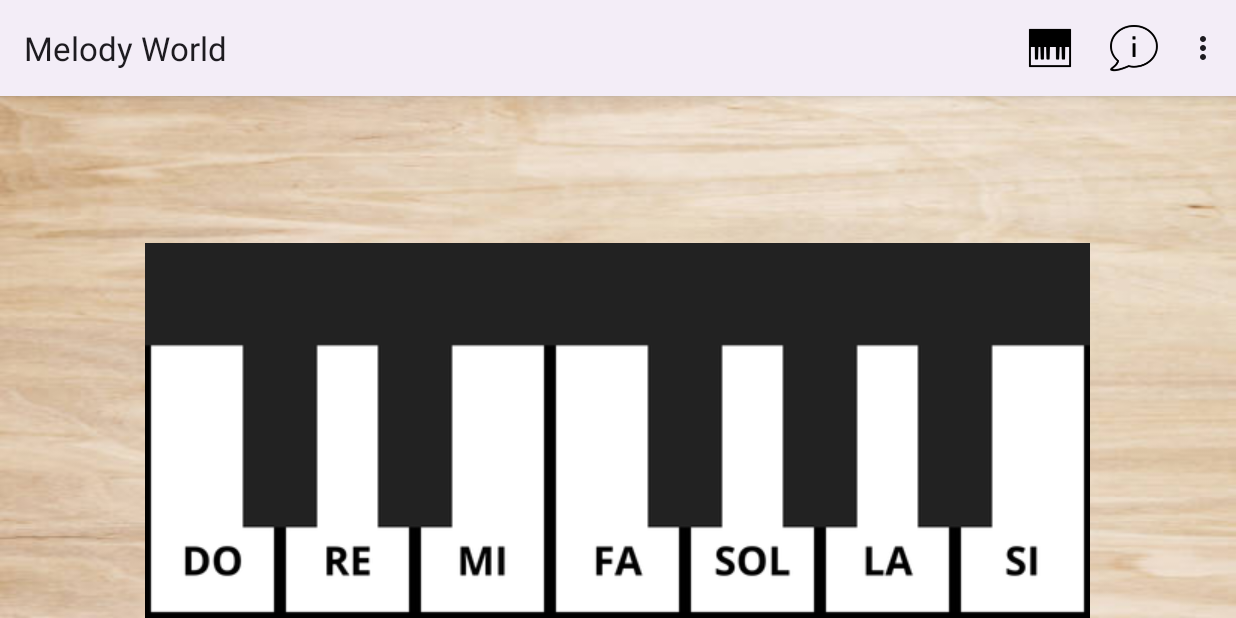
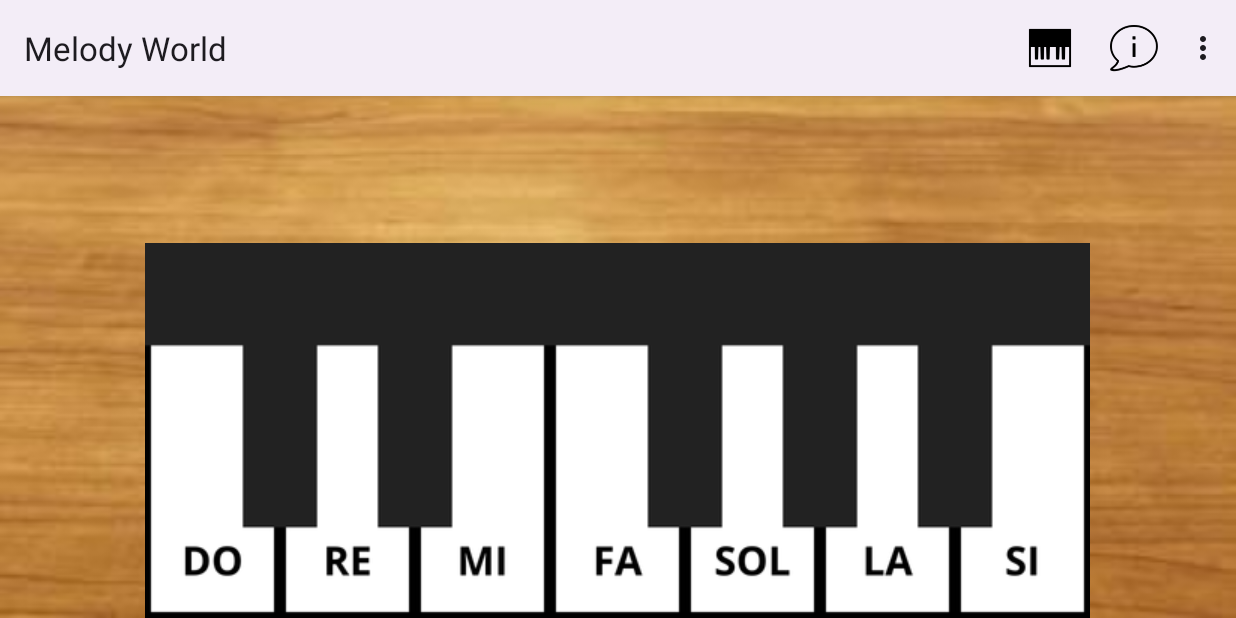
Before and after one commit to julissadiaz22/Aplicacion-Piano, an Android app: the screen it shows after launch (MainActivity), on a phone screen of 824 x 412 dp (held sideways). Run offline under Robolectric (Android 15) with nearby library versions, the light colour scheme and no system bars.

Commit message:
retoques en el fondo

```diff
--- a/app/src/main/res/layout-land/activity_main.xml
+++ b/app/src/main/res/layout-land/activity_main.xml
@@ -2,7 +2,7 @@
     android:id="@+id/main"
     android:layout_width="match_parent"
     android:layout_height="match_parent"
-    android:background="@drawable/fondoap"
+    android:background="@drawable/fondap"
     android:gravity="bottom|center"
     android:orientation="horizontal"
     android:padding="16dp">
--- a/app/src/main/res/layout/activity_acercade.xml
+++ b/app/src/main/res/layout/activity_acercade.xml
@@ -5,7 +5,7 @@
     android:id="@+id/main"
     android:layout_width="match_parent"
     android:layout_height="match_parent"
-    android:background="@drawable/fondoap"
+    android:background="@drawable/fondap"
     android:orientation="vertical"
     android:padding="16dp">
 
--- a/app/src/main/res/layout/activity_piano_infantil.xml
+++ b/app/src/main/res/layout/activity_piano_infantil.xml
@@ -2,7 +2,7 @@
     android:id="@+id/main"
     android:layout_width="match_parent"
     android:layout_height="match_parent"
-    android:background="@drawable/fondoap"
+    android:background="@drawable/fondap"
     android:gravity="bottom|center"
     android:orientation="horizontal"
     android:padding="16dp">
--- a/app/src/main/res/layout/activity_piano_instrumentos.xml
+++ b/app/src/main/res/layout/activity_piano_instrumentos.xml
@@ -2,7 +2,7 @@
     android:id="@+id/main"
     android:layout_width="match_parent"
     android:layout_height="match_parent"
-    android:background="@drawable/fondoap"
+    android:background="@drawable/fondap"
     android:gravity="bottom|center"
     android:orientation="horizontal"
     android:padding="16dp">
```
